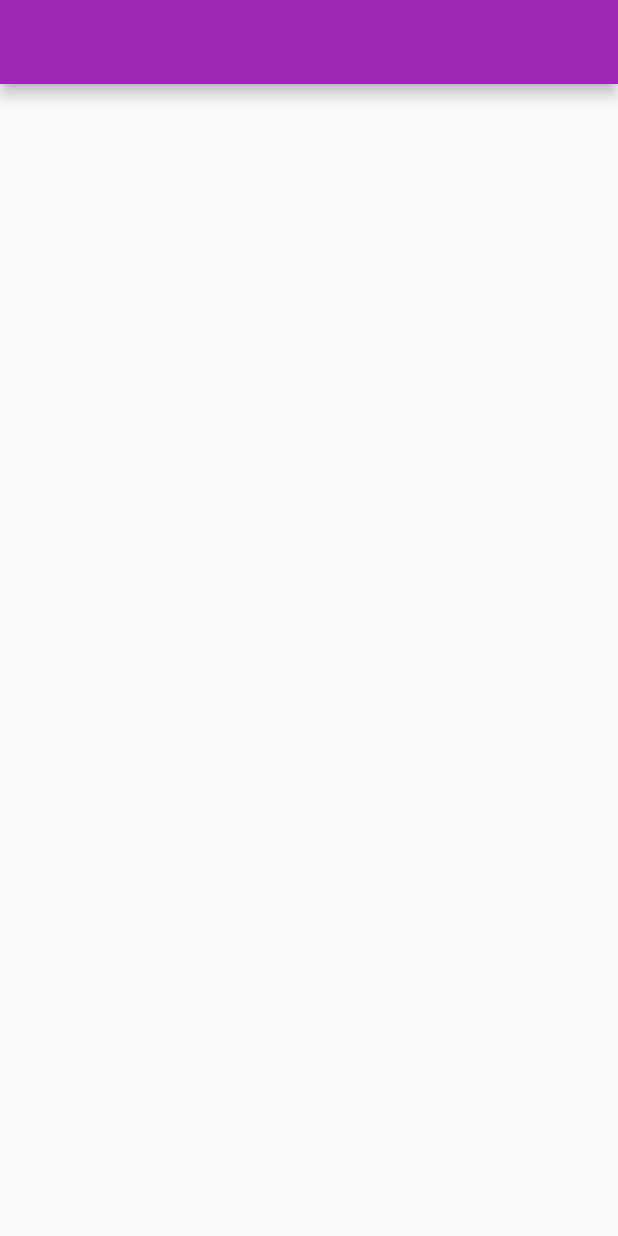
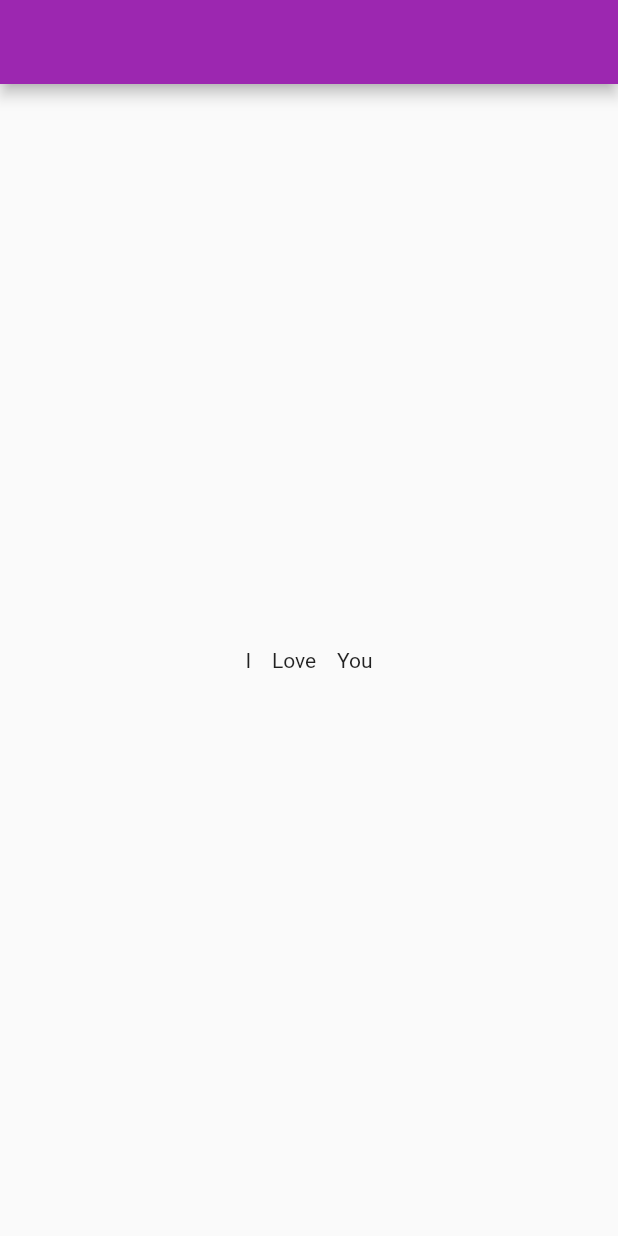
Before and after one commit to Asoom28Queen8/shope-application, a Flutter app: the screen it shows after launch, on a phone screen of 412 x 824 dp. Run offline on Flutter 3.47's test engine with Material 2 defaults, Android fonts, the phone set to English and light mode, and no system bars.

Commit message:
packges updates

```diff
--- a/lib/main.dart
+++ b/lib/main.dart
@@ -7,10 +7,12 @@ import 'package:shope_application/screens/product_overview_screen.dart';
 import 'package:shope_application/screens/user_products_screen.dart';
 
 void main() {
-  runApp(MyApp());
+  runApp(const MyApp());
 }
 
 class MyApp extends StatelessWidget {
+  const MyApp({Key? key}) : super(key: key);
+
   @override
   Widget build(BuildContext context) {
     return MaterialApp(
@@ -21,11 +23,11 @@ class MyApp extends StatelessWidget {
       ),
       home: product_overview_screen(),
       routes: {
-          Product_Detail_Screen.routeName:(_) =>Product_Detail_Screen() ,
-          Cart_Screen.routeName:(_)=> Cart_Screen(),
-          Orders_Screen.routeName:(_)=>Orders_Screen(),
-          User_products_screen.routeName:(_)=>User_products_screen(),
-          Edite_Product_Screen.routeName:(_)=>Edite_Product_Screen(),
+        Product_Detail_Screen.routeName: (_) => Product_Detail_Screen(),
+        Cart_Screen.routeName: (_) => Cart_Screen(),
+        Orders_Screen.routeName: (_) => Orders_Screen(),
+        User_products_screen.routeName: (_) => User_products_screen(),
+        Edite_Product_Screen.routeName: (_) => Edite_Product_Screen(),
       },
     );
   }
--- a/lib/screens/product_overview_screen.dart
+++ b/lib/screens/product_overview_screen.dart
@@ -11,7 +11,15 @@ class _product_overview_screenState extends State<product_overview_screen> {
   Widget build(BuildContext context) {
     return Scaffold(
       appBar: AppBar(),
-      body: Center(),
+      body: Center(
+        child: Text(
+          ''
+              ''
+              'I    '
+              'Love    '
+              'You'
+        ),
+      ),
     );
   }
 }
```
Also changed, not shown: pubspec.yaml (+9 -9 lines), pubspec.lock. Lines whose indentation alone changed are shown as unchanged.
